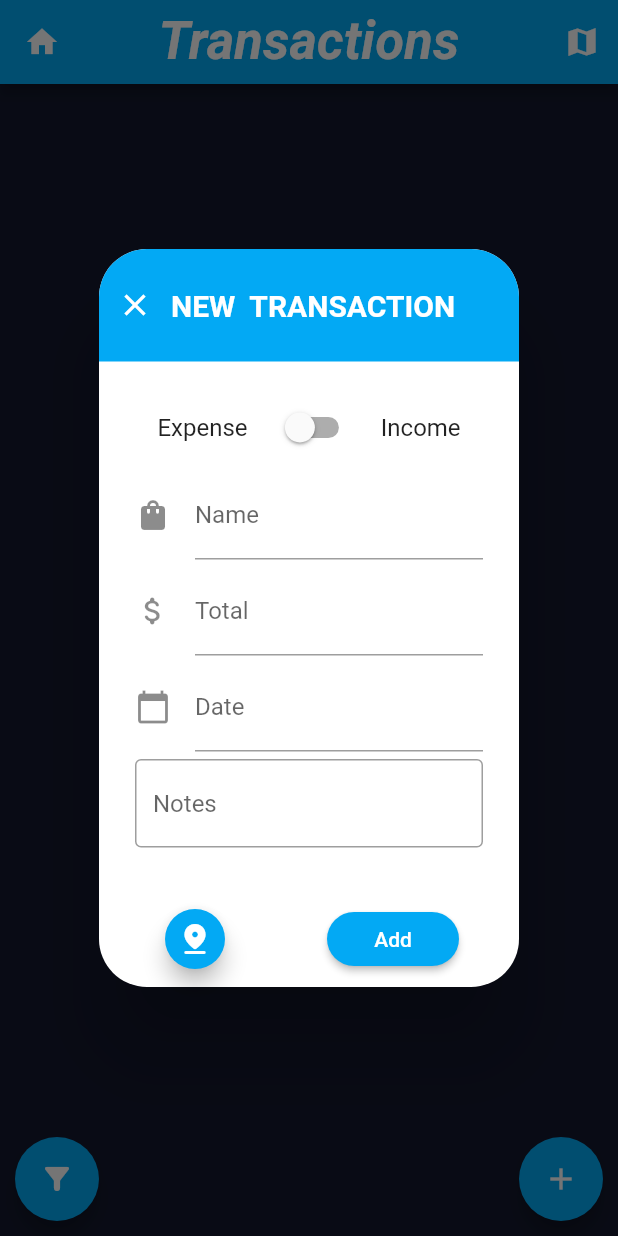
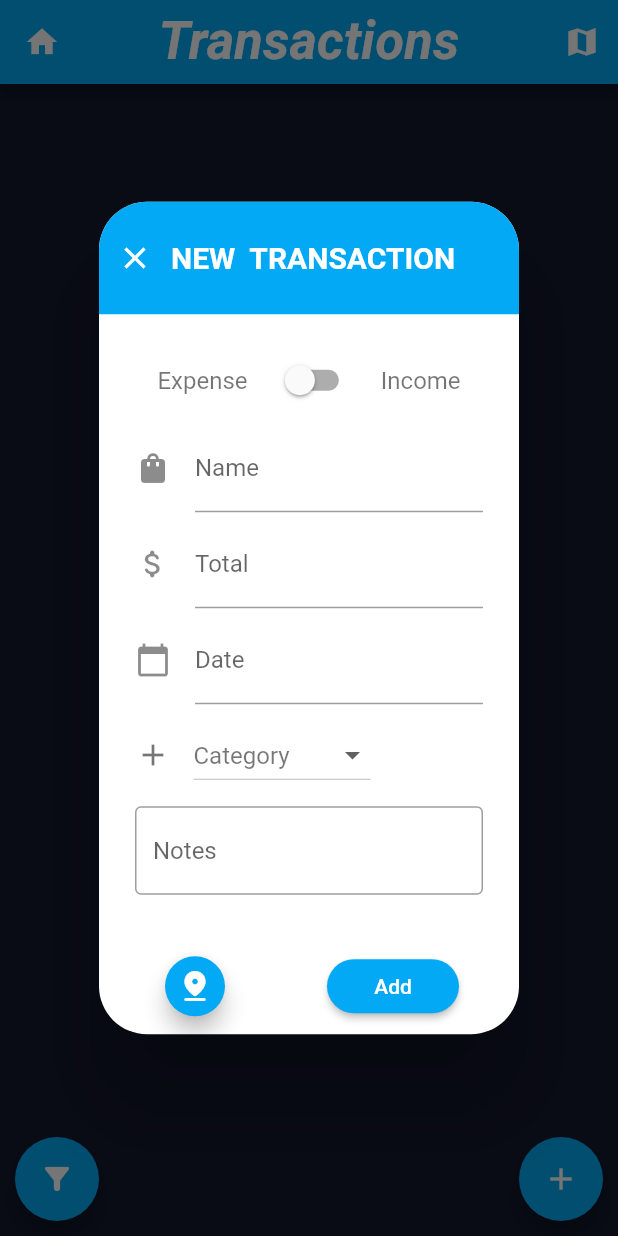
Before and after one commit to FEUP-LEIC-ES-2022-23/2LEIC16T5, a Flutter app: the TransactionsMenu screen opened directly, after a tap on the "add" icon, on a phone screen of 412 x 824 dp. Run offline on Flutter 3.47's test engine with Material 2 defaults, Android fonts, the phone set to English and light mode, and no system bars; our stand-ins replace cloud_firestore, firebase_auth, firebase_core, flutter_colorpicker, google_maps_flutter, location and 4 more; missing offline and left inert: firebase_core_platform_interface; accounts and stored records are empty.

Commit message:
NewTransactionController update (allows category selection)

```diff
--- a/app/lib/Controller/NewTransactionController.dart
+++ b/app/lib/Controller/NewTransactionController.dart
@@ -2,8 +2,10 @@ import 'package:cloud_firestore/cloud_firestore.dart';
 import 'package:es/Controller/MapMenuController.dart';
 import 'package:es/database/RemoteDBHelper.dart';
 import 'package:firebase_auth/firebase_auth.dart';
+import 'package:flutter/foundation.dart';
 import 'package:flutter/material.dart';
 import 'package:es/Model/TransactionsModel.dart' as t_model;
+import 'package:es/Model/CategoryModel.dart' as c_model;
 import 'package:intl/intl.dart';
 import 'package:quickalert/quickalert.dart';
 
@@ -15,6 +17,7 @@ class NewTransactionController {
   GeoPoint? position;
   final _formKey = GlobalKey<FormState>();
   bool _isIncome = false;
+  c_model.CategoryModel selected_category=c_model.CategoryModel(categoryID: '',userID: '',name: 'Category',color: 0);
 
   RemoteDBHelper remoteDBHelper =
   RemoteDBHelper(userInstance: FirebaseAuth.instance);
@@ -22,7 +25,7 @@ class NewTransactionController {
   void _enterTransaction() {
     t_model.TransactionModel transaction = t_model.TransactionModel(
         userID: FirebaseAuth.instance.currentUser!.uid,
-        categoryID: null,
+        categoryID: selected_category.categoryID,
         name: textcontrollerNAME.text.isEmpty
             ? "Transaction"
             : textcontrollerNAME.text,
@@ -32,6 +35,7 @@ class NewTransactionController {
             ? DateTime.now()
             : DateFormat('dd-MM-yyyy').parse(textcontrollerDATE.text),
         location: _isIncome? null : position,
+        categoryColor: selected_category.color,
         notes: textcontrollerNOTES.text);
 
     remoteDBHelper.addTransaction(transaction);
@@ -88,7 +92,10 @@ class NewTransactionController {
                         key: const Key("Switch"),
                         mainAxisAlignment: MainAxisAlignment.spaceEvenly,
                         children: [
-                          const Text('Expense'),
+                          const Text(
+                              'Expense',
+                              style: TextStyle(color: Colors.black54),
+                          ),
                           Switch(
                             key: _isIncome? Key("Income") :  Key("Expense"),
                             value: _isIncome,
@@ -98,7 +105,10 @@ class NewTransactionController {
                               });
                             },
                           ),
-                          const Text('Income'),
+                          const Text(
+                              'Income',
+                              style: TextStyle(color: Colors.black54),
+                          ),
                         ],
                       ),
                       const SizedBox(
@@ -199,6 +209,11 @@ class NewTransactionController {
                       const SizedBox(
                         height: 5,
                       ),
+                      buildDropdownList(remoteDBHelper),
+                      const SizedBox(
+                        height: 5,
+                      ),
+
                       Row(
                         children: [
                           Expanded(
@@ -274,6 +289,99 @@ class NewTransactionController {
         });
   }
 
+
+  Widget buildDropdownList(RemoteDBHelper db) {
+    return StreamBuilder<List<c_model.CategoryModel>>(
+        stream: db.readCategories(),
+        builder:
+            (BuildContext context, AsyncSnapshot<List<c_model.CategoryModel>> snapshot) {
+          List<c_model.CategoryModel?> categories = [];
+          if (!snapshot.hasData) {
+            return Row(
+              children: [
+                Icon(
+                  Icons.add,
+                  color: Colors.grey,
+                ),
+                SizedBox(
+                  width: 15,
+                ),
+                DropdownButton(
+                    dropdownColor: Colors.black,
+                    iconEnabledColor: Colors.white,
+                    value: '',
+                    items: const [],
+                    onChanged: (val) {}),
+              ],
+            );
+          }
+          snapshot.data!.forEach((element) {
+            categories.add(element);
+          });
+          categories.add(selected_category);
+
+          return snapshot.hasData
+              ? StatefulBuilder(
+                builder: (BuildContext context, setState){
+                  return Row(
+                    children: [
+                      Icon(
+                        Icons.add,
+                        color: Colors.black54,
+                      ),
+                      SizedBox(
+                        width: 15,
+                      ),
+                      Padding(
+                        padding: EdgeInsets.symmetric(vertical: 5),
+                        child: DropdownButton(
+                            dropdownColor: Colors.white,
+                            value: selected_category,
+                            items: categories
+                                .map((c_model.CategoryModel? c) => DropdownMenuItem(
+                                    value: c,
+                                    child: Row(
+                                      mainAxisAlignment: MainAxisAlignment.spaceBetween,
+                                      children: [
+                                        Text(
+                                          c!.name,
+                                          style: TextStyle(
+                                            color: Colors.black54,
+                                          ),
+                                        ),
+                                        SizedBox(
+                                          width: 10,
+                                        ),
+                                        Container(
+                                          decoration: BoxDecoration(
+                                            shape: BoxShape.circle,
+                                            color: Color(c.color),
+                                          ),
+                                          width: 20,
+                                          height: 20,
+                                        ),
+                                      ],
+                                    )))
+                                .toList(),
+                            onChanged: (val) {
+                                setState(() {
+                                  selected_category = val as c_model.CategoryModel;
+                                });
+                              }),
+                      ),
+                    ],
+                  );
+                    }
+              )
+              : DropdownButton(
+                  dropdownColor: Colors.black,
+                  iconEnabledColor: Colors.white,
+                  value: '',
+                  items: const [],
+                  onChanged: (val) {});
+        });
+  }
+
   void showTransaction(BuildContext context) {
     /*TO BE DONE*/
   }
--- a/app/lib/Model/TransactionsModel.dart
+++ b/app/lib/Model/TransactionsModel.dart
@@ -11,6 +11,7 @@ class TransactionModel {
   DateTime date;
   String? notes;
   GeoPoint? location;
+  int? categoryColor;
 
   TransactionModel(
       {this.transactionID,
@@ -21,7 +22,8 @@ class TransactionModel {
       required this.total,
       required this.date,
       this.notes,
-      this.location});
+      this.location,
+      this.categoryColor});
 
   factory TransactionModel.fromMap(Map<String, dynamic> json) =>
       TransactionModel(
@@ -33,7 +35,8 @@ class TransactionModel {
         total: json['total'],
         date: DateTime.fromMillisecondsSinceEpoch(json['date']),
         notes: json['notes'],
-        location: json['location']
+        location: json['location'],
+        categoryColor: json['categoryColor'],
       );
 
   Map<String, dynamic> toMap() {
@@ -45,7 +48,8 @@ class TransactionModel {
       'total': total,
       'date': date.millisecondsSinceEpoch,
       'notes': notes,
-      'location': location
+      'location': location,
+      'categoryColor':categoryColor,
     };
   }
 }
--- a/app/lib/Viewer/CategoriesMenu.dart
+++ b/app/lib/Viewer/CategoriesMenu.dart
@@ -46,7 +46,6 @@ class _CategoriesMenuState extends State<CategoriesMenu> {
           StreamBuilder<List<c_model.CategoryModel>>(
             stream: remoteDBHelper.readCategories(),
             builder: (BuildContext context, AsyncSnapshot<List<c_model.CategoryModel>> snapshot) {
-              print('Length of list: ${snapshot.data?.length}');
               if (!snapshot.hasData) {
                 return const Center(
                   child: Text('Loading...',
--- a/app/pubspec.yaml
+++ b/app/pubspec.yaml
@@ -60,6 +60,7 @@ dev_dependencies:
     sdk: flutter
   flutter_gherkin: ^2.0.0
   flutter_colorpicker: ^1.0.3
+  fl_chart: ^0.62.0
 
   # The "flutter_lints" package below contains a set of recommended lints to
   # encourage good coding practices. The lint set provided by the package is
```
Also changed, not shown: app/lib/Viewer/MainMenu.dart (+14 -0 lines), app/lib/Viewer/TransactionsMenu.dart (+30 -4 lines), app/lib/database/RemoteDBHelper.dart (+36 -1 lines), app/pubspec.lock, 7 other files.
